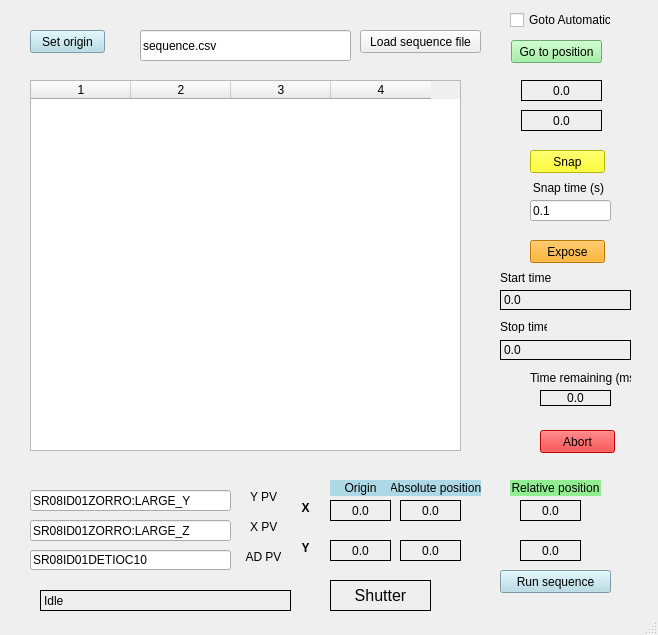
This is sequencer.ui in ChrisHall-IMBL/StepNShoot as Qt 5 draws it before an edit. The edited form follows.
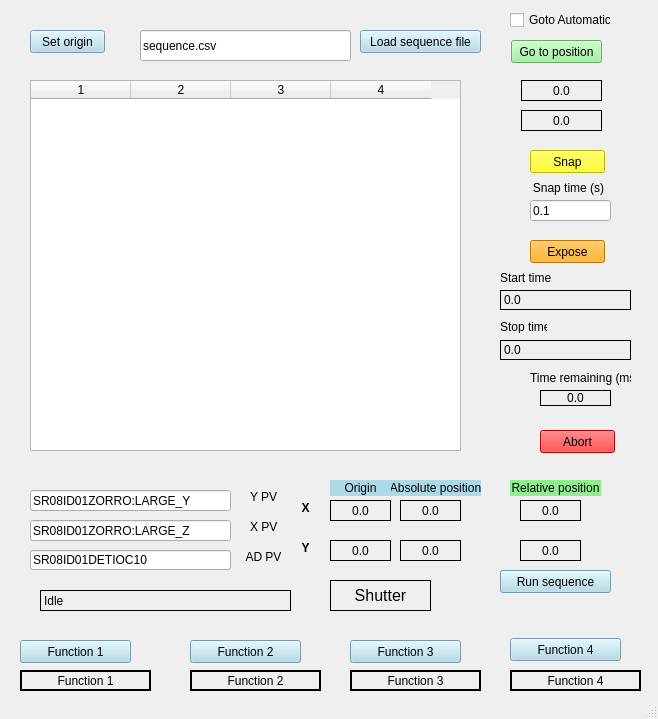
This is the edited form.

Commit message: Added function buttons and tidied up

```diff
--- a/sequencer.ui
+++ b/sequencer.ui
@@ -7,7 +7,7 @@
     <x>0</x>
     <y>0</y>
     <width>658</width>
-    <height>635</height>
+    <height>719</height>
    </rect>
   </property>
   <property name="windowTitle">
@@ -56,6 +56,9 @@
       <height>23</height>
      </rect>
     </property>
+    <property name="styleSheet">
+     <string notr="true">background-color:lightblue</string>
+    </property>
     <property name="text">
      <string>Load sequence file</string>
     </property>
@@ -674,6 +677,146 @@
      <set>Qt::AlignCenter</set>
     </property>
    </widget>
+   <widget class="QPushButton" name="pushButtonFunc1">
+    <property name="geometry">
+     <rect>
+      <x>20</x>
+      <y>640</y>
+      <width>111</width>
+      <height>23</height>
+     </rect>
+    </property>
+    <property name="styleSheet">
+     <string notr="true">background-color:lightblue</string>
+    </property>
+    <property name="text">
+     <string>Function 1</string>
+    </property>
+   </widget>
+   <widget class="QPushButton" name="pushButtonFunc2">
+    <property name="geometry">
+     <rect>
+      <x>190</x>
+      <y>640</y>
+      <width>111</width>
+      <height>23</height>
+     </rect>
+    </property>
+    <property name="styleSheet">
+     <string notr="true">background-color:lightblue</string>
+    </property>
+    <property name="text">
+     <string>Function 2</string>
+    </property>
+   </widget>
+   <widget class="QPushButton" name="pushButtonFunc3">
+    <property name="geometry">
+     <rect>
+      <x>350</x>
+      <y>640</y>
+      <width>111</width>
+      <height>23</height>
+     </rect>
+    </property>
+    <property name="styleSheet">
+     <string notr="true">background-color:lightblue</string>
+    </property>
+    <property name="text">
+     <string>Function 3</string>
+    </property>
+   </widget>
+   <widget class="QPushButton" name="pushButtonFunc4">
+    <property name="geometry">
+     <rect>
+      <x>510</x>
+      <y>638</y>
+      <width>111</width>
+      <height>23</height>
+     </rect>
+    </property>
+    <property name="styleSheet">
+     <string notr="true">background-color:lightblue</string>
+    </property>
+    <property name="text">
+     <string>Function 4</string>
+    </property>
+   </widget>
+   <widget class="QLabel" name="labelFunc4">
+    <property name="geometry">
+     <rect>
+      <x>510</x>
+      <y>670</y>
+      <width>131</width>
+      <height>21</height>
+     </rect>
+    </property>
+    <property name="frameShape">
+     <enum>QFrame::WinPanel</enum>
+    </property>
+    <property name="text">
+     <string>Function 4</string>
+    </property>
+    <property name="alignment">
+     <set>Qt::AlignCenter</set>
+    </property>
+   </widget>
+   <widget class="QLabel" name="labelFunc3">
+    <property name="geometry">
+     <rect>
+      <x>350</x>
+      <y>670</y>
+      <width>131</width>
+      <height>21</height>
+     </rect>
+    </property>
+    <property name="frameShape">
+     <enum>QFrame::WinPanel</enum>
+    </property>
+    <property name="text">
+     <string>Function 3</string>
+    </property>
+    <property name="alignment">
+     <set>Qt::AlignCenter</set>
+    </property>
+   </widget>
+   <widget class="QLabel" name="labelFunc2">
+    <property name="geometry">
+     <rect>
+      <x>190</x>
+      <y>670</y>
+      <width>131</width>
+      <height>21</height>
+     </rect>
+    </property>
+    <property name="frameShape">
+     <enum>QFrame::WinPanel</enum>
+    </property>
+    <property name="text">
+     <string>Function 2</string>
+    </property>
+    <property name="alignment">
+     <set>Qt::AlignCenter</set>
+    </property>
+   </widget>
+   <widget class="QLabel" name="labelFunc1">
+    <property name="geometry">
+     <rect>
+      <x>20</x>
+      <y>670</y>
+      <width>131</width>
+      <height>21</height>
+     </rect>
+    </property>
+    <property name="frameShape">
+     <enum>QFrame::WinPanel</enum>
+    </property>
+    <property name="text">
+     <string>Function 1</string>
+    </property>
+    <property name="alignment">
+     <set>Qt::AlignCenter</set>
+    </property>
+   </widget>
   </widget>
   <widget class="QStatusBar" name="statusbar"/>
  </widget>
```
The commit also changes 10 other files.
